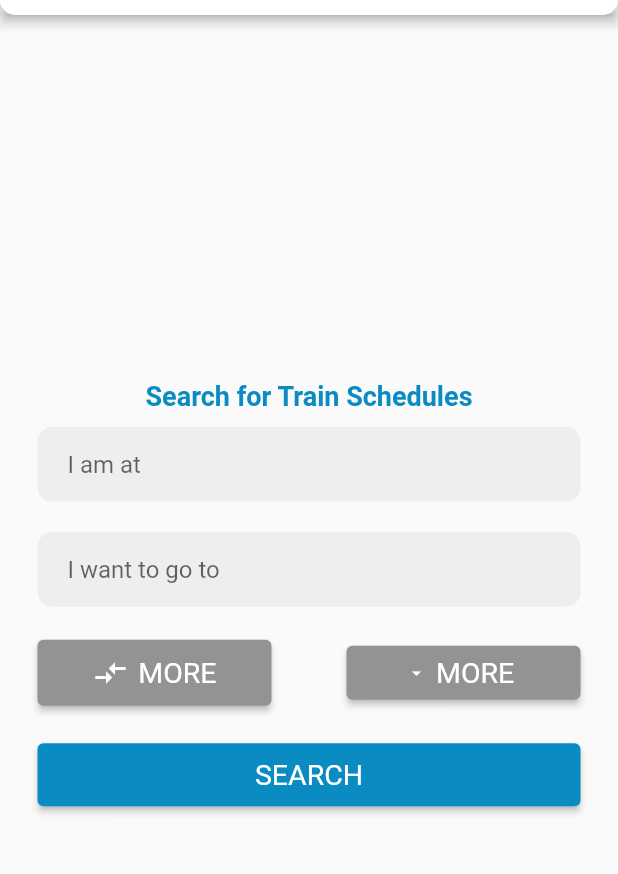
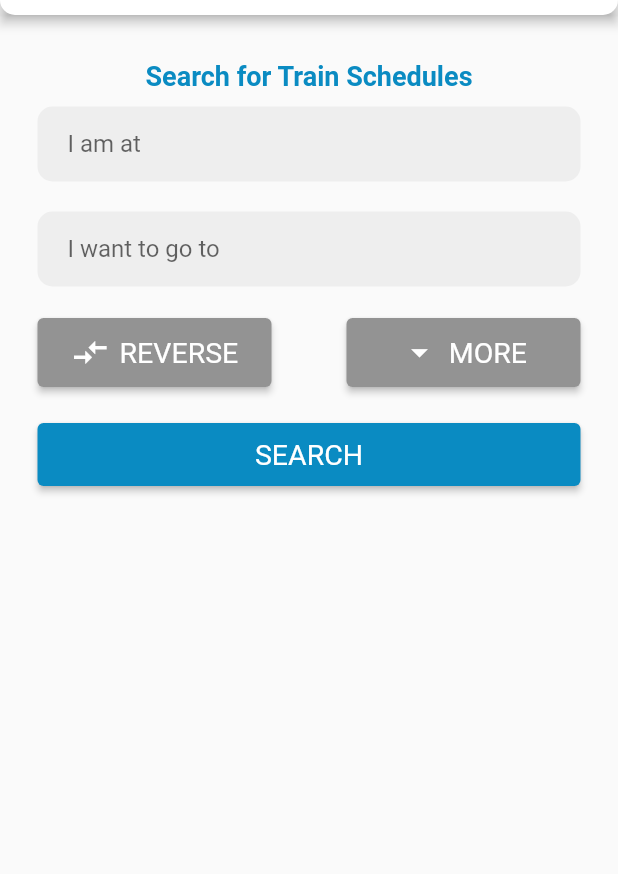
Before and after one commit to User-Experience-Design-SE3050-2021/se3050---uee-2021s2_reg_we_58, a Flutter app: the Homepage screen opened directly, on a phone screen of 412 x 824 dp, the part 75-949 px from its top. Run offline on Flutter 3.47's test engine with Material 2 defaults, Android fonts, the phone set to English and light mode, and no system bars; statements that could not run were skipped.

Commit message:
adding states in home page

```diff
--- a/train_srilanka/lib/Screens/home_page.dart
+++ b/train_srilanka/lib/Screens/home_page.dart
@@ -6,10 +6,30 @@ import 'package:train_srilanka/widgets/navbar.dart';
 import '../theme.dart';
 import 'UserAuth/register.dart';
 
-class Homepage extends StatelessWidget {
+class Homepage extends StatefulWidget {
+  @override
+  _HomepageState createState() => _HomepageState();
+}
+
+class _HomepageState extends State<Homepage> {
   final ButtonStyle styleBtnSubmit = ElevatedButton.styleFrom(
     textStyle: const TextStyle(fontSize: 20, backgroundColor: kPrimaryColor),
   );
+
+  bool viewVisible = false;
+
+  void handleWidgets() {
+    if (viewVisible) {
+      setState(() {
+        viewVisible = false;
+      });
+      ;
+    } else {
+      setState(() {
+        viewVisible = true;
+      });
+    }
+  }
 
   @override
   Widget build(BuildContext context) {
@@ -17,12 +37,10 @@ class Homepage extends StatelessWidget {
         drawer: NavDrawer(),
         appBar: CustomAppBar(),
         body: SafeArea(
-            child: Column(
-                mainAxisAlignment: MainAxisAlignment.center,
-                children: <Widget>[
-              SizedBox(
-                height: 20.0,
-              ),
+            child:
+                Column(mainAxisAlignment: MainAxisAlignment.start, children: <
+                    Widget>[
+          SizedBox(height: 30.0),
           Text(
             'Search for Train Schedules',
             style: TextStyle(
@@ -62,17 +80,26 @@ class Homepage extends StatelessWidget {
                 padding: const EdgeInsets.symmetric(horizontal: 20.0),
                 child: TextField(
                   decoration: InputDecoration(
-                          border: InputBorder.none,
-                          hintText: 'I want to go to'),
+                      border: InputBorder.none, hintText: 'I want to go to'),
                   keyboardType: TextInputType.emailAddress,
                   textInputAction: TextInputAction.next,
                 ),
               ),
             ),
           ),
+          Visibility(
+              maintainSize: false,
+              maintainAnimation: true,
+              maintainState: true,
+              visible: viewVisible,
+              child: Container(
+                  height: 200,
+                  width: 200,
+                  color: Colors.green,
+                  margin: EdgeInsets.only(top: 50, bottom: 30),
+                  child: )),
           Container(
-                  margin:
-                      EdgeInsets.symmetric(vertical: 10.0, horizontal: 25.0),
+              margin: EdgeInsets.symmetric(vertical: 10.0, horizontal: 25.0),
               width: double.infinity,
               child: Row(
                   crossAxisAlignment: CrossAxisAlignment.start,
@@ -83,22 +110,25 @@ class Homepage extends StatelessWidget {
                             style: ElevatedButton.styleFrom(
                                 primary: kSecondaryColor,
                                 textStyle: const TextStyle(fontSize: 19),
-                                    padding: EdgeInsets.symmetric(
-                                        vertical: 10.0, horizontal: 25.0)),
+                                padding: EdgeInsets.symmetric(vertical: 10.0)),
                             onPressed: () {},
-                                icon: const Icon(Icons.compare_arrows_sharp),
-                                label: const Text('MORE'))),
+                            icon: Icon(
+                              Icons.compare_arrows_sharp,
+                              size: 26.0,
+                            ),
+                            label: const Text('REVERSE'))),
                     Container(width: 50),
                     Expanded(
                         flex: 1,
                         child: ElevatedButton.icon(
                             style: ElevatedButton.styleFrom(
                                 primary: kSecondaryColor,
-                                    textStyle: const TextStyle(fontSize: 19)),
-                                onPressed: () {},
+                                textStyle: const TextStyle(fontSize: 19),
+                                padding: EdgeInsets.symmetric(vertical: 10.0)),
+                            onPressed: handleWidgets,
                             icon: Icon(
                               Icons.arrow_drop_down_sharp,
-                                  size: 13.0,
+                              size: 26.0,
                             ),
                             label: const Text('MORE')))
                   ])),
@@ -107,8 +137,8 @@ class Homepage extends StatelessWidget {
             width: double.infinity,
             child: ElevatedButton(
               child: Padding(
-                      padding: EdgeInsets.symmetric(
-                          vertical: 10.0, horizontal: 25.0),
+                  padding:
+                      EdgeInsets.symmetric(vertical: 10.0, horizontal: 25.0),
                   child: const Text('SEARCH')),
               style: ElevatedButton.styleFrom(
                   primary: kPrimaryColor,
```
Lines whose indentation alone changed are shown as unchanged.
